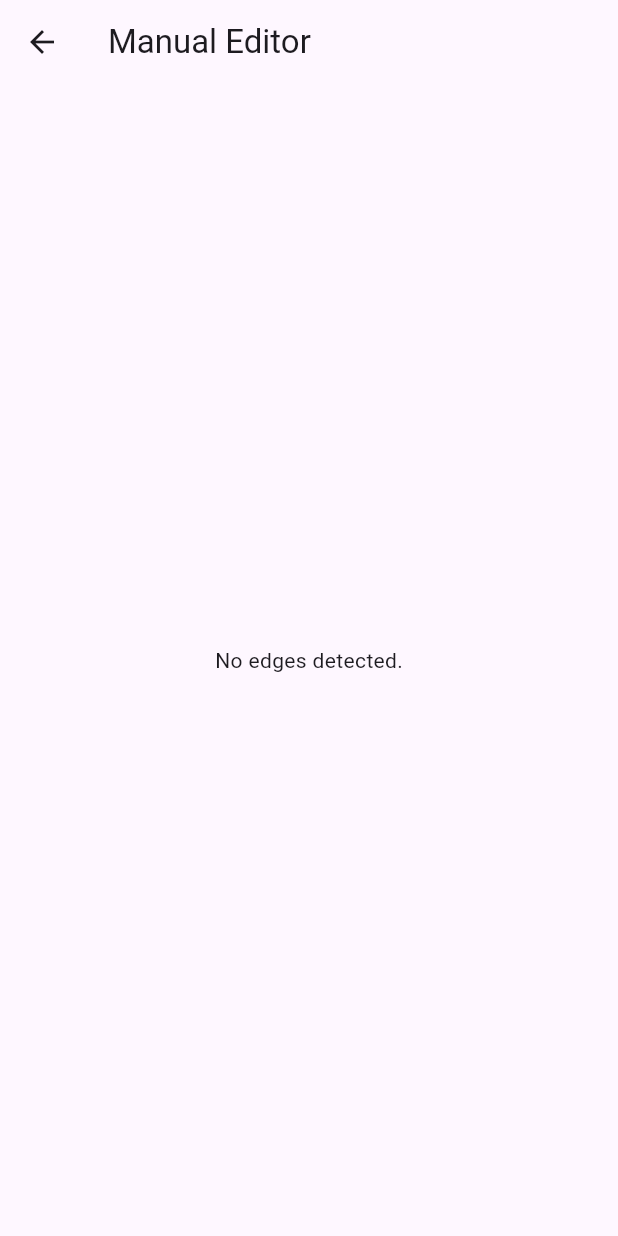
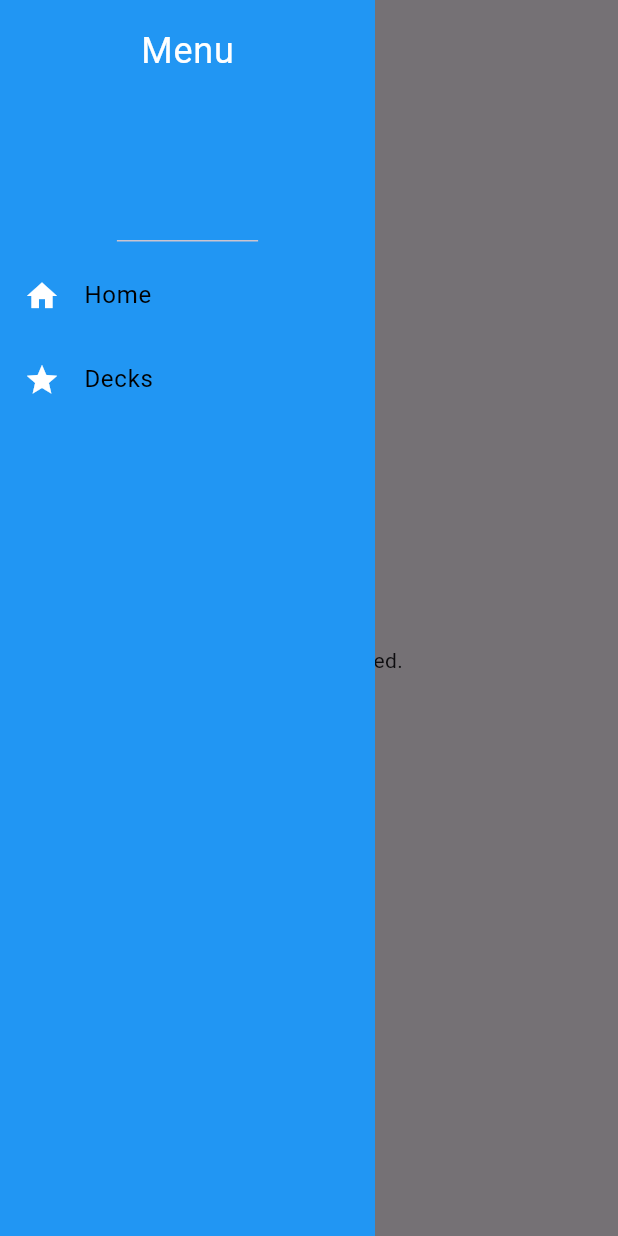
Before and after one commit to MeadowMotz/MyTarot-Cross, a Flutter app: the EditorPage widget shown alone on an empty page, opened directly with empty values, with the side drawer open (before the commit the screen has no drawer), on a phone screen of 412 x 824 dp. Run offline on Flutter 3.47's test engine with Material 3 defaults, Android fonts, the light colour scheme and no system bars; our stand-ins replace file_picker, image_picker; missing offline and left inert: network_info_plus.

Commit message:
Implement navigation bar and comment editor page

```diff
--- a/my_tarot_cross/lib/EditorPage.dart
+++ b/my_tarot_cross/lib/EditorPage.dart
@@ -1,5 +1,6 @@
 import 'dart:io';
 import 'package:flutter/material.dart';
+import 'package:my_tarot_cross/NavBar.dart';
 
 class EditorPage extends StatefulWidget {
   final String imagePath;
@@ -16,6 +17,7 @@ class _EditorPageState extends State<EditorPage> {
   double imageWidth = 1, imageHeight = 1;
   double displayWidth = 300, displayHeight = 400;
   double scaleX = 1, scaleY = 1;
+  final GlobalKey<ScaffoldState> _scaffoldKey = GlobalKey<ScaffoldState>();
 
   @override
   void initState() {
@@ -28,6 +30,7 @@ class _EditorPageState extends State<EditorPage> {
     });
   }
 
+  // Initialize the image parameters for scaling
   void _loadImageSize() {
     final image = Image.file(File(widget.imagePath));
     image.image.resolve(ImageConfiguration()).addListener(
@@ -57,21 +60,24 @@ class _EditorPageState extends State<EditorPage> {
 
   void _updateCorner(int index, Offset newPosition) {
     setState(() {
+      // Clamped to stay within image bounds
       double dx = newPosition.dx.clamp(0, displayWidth);
       double dy = newPosition.dy.clamp(0, displayHeight);
       corners[index] = Offset(dx, dy);
     });
   }
 
+  // Convert from List<Offset> to List<List<double>> for backend processing
   List<List<double>> getPointsAsList() {
   return corners.map((corner) {
-    // Reverse the scaling before passing to the backend
+    // Reverse the scaling to background image
     double dx = corner.dx / scaleX;
     double dy = corner.dy / scaleY;
     return [dx, dy];
   }).toList();
 }
 
+  // Return to home with edges
   void _returnPoints() {
     Navigator.pop(context, getPointsAsList());
   }
@@ -80,10 +86,12 @@ class _EditorPageState extends State<EditorPage> {
     return Positioned(
       left: corners[index].dx - 10,
       top: corners[index].dy - 10,
+      // Draggable
       child: GestureDetector(
         onPanUpdate: (details) {
           _updateCorner(index, corners[index] + details.delta);
         },
+        // Corner icon
         child: Container(
           width: 20,
           height: 20,
@@ -99,9 +107,11 @@ class _EditorPageState extends State<EditorPage> {
 
   @override
   Widget build(BuildContext context) {
-    return Scaffold(
-      appBar: AppBar(title: const Text('Manual Editor')),
-      body: FutureBuilder<List<List<double>>>(
+    return NavBar(context, _scaffoldKey, body());
+  }
+
+  Widget body() {
+    return FutureBuilder<List<List<double>>>(
         future: widget.imageEdges,
         builder: (context, snapshot) {
           if (snapshot.connectionState == ConnectionState.waiting) {
@@ -120,13 +130,13 @@ class _EditorPageState extends State<EditorPage> {
                     width: displayWidth,
                     child: Stack(
                       children: [
+                        // Background image
                         Positioned.fill(
                           child: Image.file(
                             File(widget.imagePath),
                             fit: BoxFit.cover,
                           ),
                         ),
-
                         // Draw dynamic quadrilateral overlay
                         if (corners.length == 4)
                           Positioned.fill(
@@ -134,7 +144,6 @@ class _EditorPageState extends State<EditorPage> {
                               painter: QuadrilateralPainter(corners),
                             ),
                           ),
-
                         // Corner points (draggable)
                         for (int i = 0; i < corners.length; i++)
                           _buildDraggablePoint(i),
@@ -151,8 +160,7 @@ class _EditorPageState extends State<EditorPage> {
             );
           }
         },
-      ),
-    );
+      );
   }
 }
 
@@ -167,7 +175,7 @@ class QuadrilateralPainter extends CustomPainter {
     if (points.length < 4) return;
 
     final paint = Paint()
-      ..color = Colors.blue.withOpacity(0.3)
+      ..color = Colors.blue.withValues(alpha: 0.3)
       ..style = PaintingStyle.fill;
 
     final borderPaint = Paint()
@@ -175,6 +183,7 @@ class QuadrilateralPainter extends CustomPainter {
       ..strokeWidth = 2
       ..style = PaintingStyle.stroke;
 
+    // Quadrilateral path
     final path = Path()
       ..moveTo(points[0].dx, points[0].dy)
       ..lineTo(points[1].dx, points[1].dy)
@@ -182,6 +191,7 @@ class QuadrilateralPainter extends CustomPainter {
       ..lineTo(points[3].dx, points[3].dy)
       ..close();
 
+    // Draw path
     canvas.drawPath(path, paint);
     canvas.drawPath(path, borderPaint);
   }
--- /dev/null
+++ b/my_tarot_cross/lib/NavBar.dart
@@ -0,0 +1,66 @@
+
+import 'package:flutter/material.dart';
+import 'package:my_tarot_cross/DecksPage.dart';
+import 'package:my_tarot_cross/main.dart';
+
+Widget NavBar(BuildContext context, GlobalKey<ScaffoldState> _scaffoldKey, Widget body) {
+  return Scaffold(
+      key: _scaffoldKey,
+      appBar: AppBar(
+        title: Text('Decks'),
+        leading: IconButton(
+          icon: Icon(
+            Icons.menu,
+            color: Colors.black,
+          ),
+          onPressed: () {
+            if (_scaffoldKey.currentState!.isDrawerOpen) {
+              _scaffoldKey.currentState!.openEndDrawer();  // Close the drawer
+            } else {
+              _scaffoldKey.currentState!.openDrawer();  // Open the drawer
+            }
+          }
+        ),
+      ),
+      body: body,
+      // Drawer content
+      drawer: AnimatedContainer(
+        duration: Duration(milliseconds: 300),
+        width: 250,  // Adjust width on toggle
+        curve: Curves.easeInOut,
+        color: Colors.blue,
+        child: Column(
+          children: [
+            DrawerHeader(
+              child: Text(
+                'Menu',
+                style: TextStyle(fontSize: 24, color: Colors.white),
+              ),
+            ),
+            ListTile(
+              leading: Icon(Icons.home, color: Colors.white),
+              title: Text('Home', style: TextStyle(color: Colors.black)),
+              onTap: () {
+                // Navigate to Home page
+                Navigator.push(
+                  context,
+                  MaterialPageRoute(builder: (context) => MyHomePage(title: 'Home',)),
+                );
+              },
+            ),
+            ListTile(
+              leading: Icon(Icons.star, color: Colors.white),
+              title: Text('Decks', style: TextStyle(color: Colors.black)),
+              onTap: () {
+                // Navigate to Deck page
+                Navigator.push(
+                  context,
+                  MaterialPageRoute(builder: (context) => DecksPage()),
+                );
+              },
+            ),
+          ],
+        ),
+      )
+    );
+}
```
Also changed, not shown: my_tarot_cross/lib/DecksPage.dart (added, +19 -0 lines), my_tarot_cross/lib/main.dart (+8 -8 lines).
